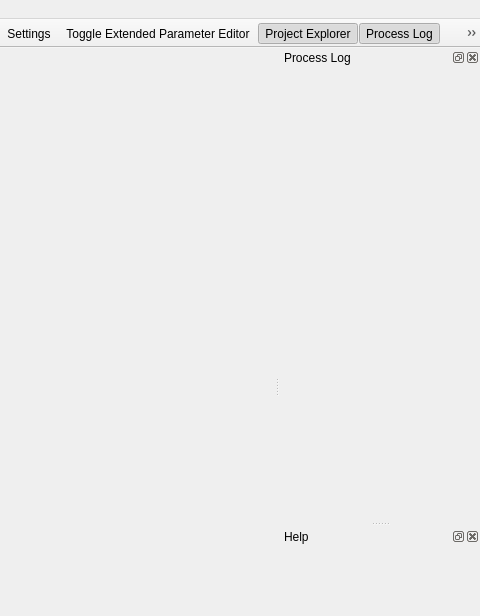
GAMS-dev/studio, file src/mainwindow.ui: the form before one commit; both pictures show x 534 to 1014 and y 0 to 616 of the 1014 by 745 pixel window.
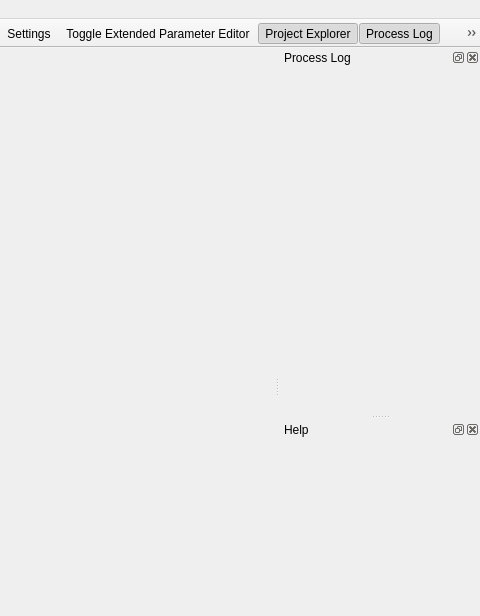
The form after the commit. Icons and pictures are not drawn. Custom widgets are drawn as their Qt base class.

Commit message: Fixed logTabs has a too high minimum height

The edit to the form file:
```diff
--- a/src/mainwindow.ui
+++ b/src/mainwindow.ui
@@ -585,12 +585,6 @@
      <verstretch>0</verstretch>
     </sizepolicy>
    </property>
-   <property name="minimumSize">
-    <size>
-     <width>200</width>
-     <height>46</height>
-    </size>
-   </property>
    <property name="floating">
     <bool>false</bool>
    </property>
@@ -623,7 +617,7 @@
      <item>
       <widget class="gams::studio::TabWidget" name="logTabs">
        <property name="sizePolicy">
-        <sizepolicy hsizetype="Preferred" vsizetype="MinimumExpanding">
+        <sizepolicy hsizetype="Preferred" vsizetype="Expanding">
          <horstretch>3</horstretch>
          <verstretch>0</verstretch>
         </sizepolicy>
```
Left out of the diff: 2 changed lines with no effect on the pictures.
